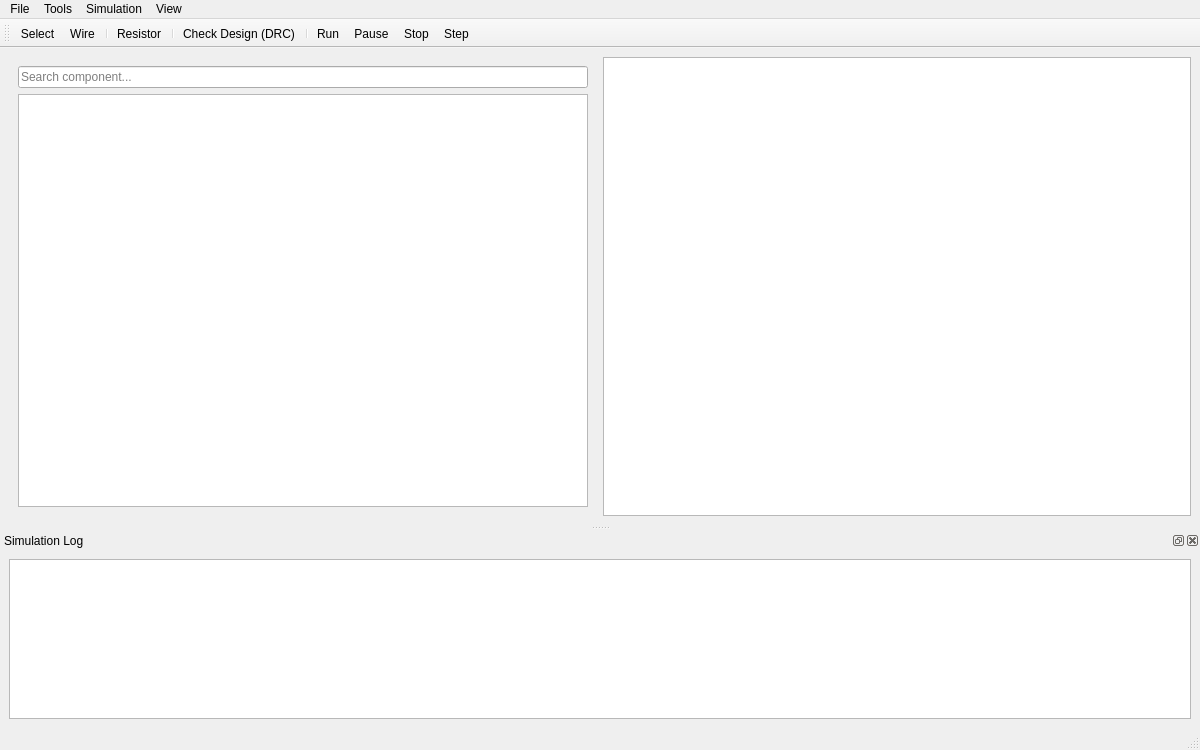
Above: mainwindow.ui from imohammad-al/ProteusClone before the change. Below: the same form after it.
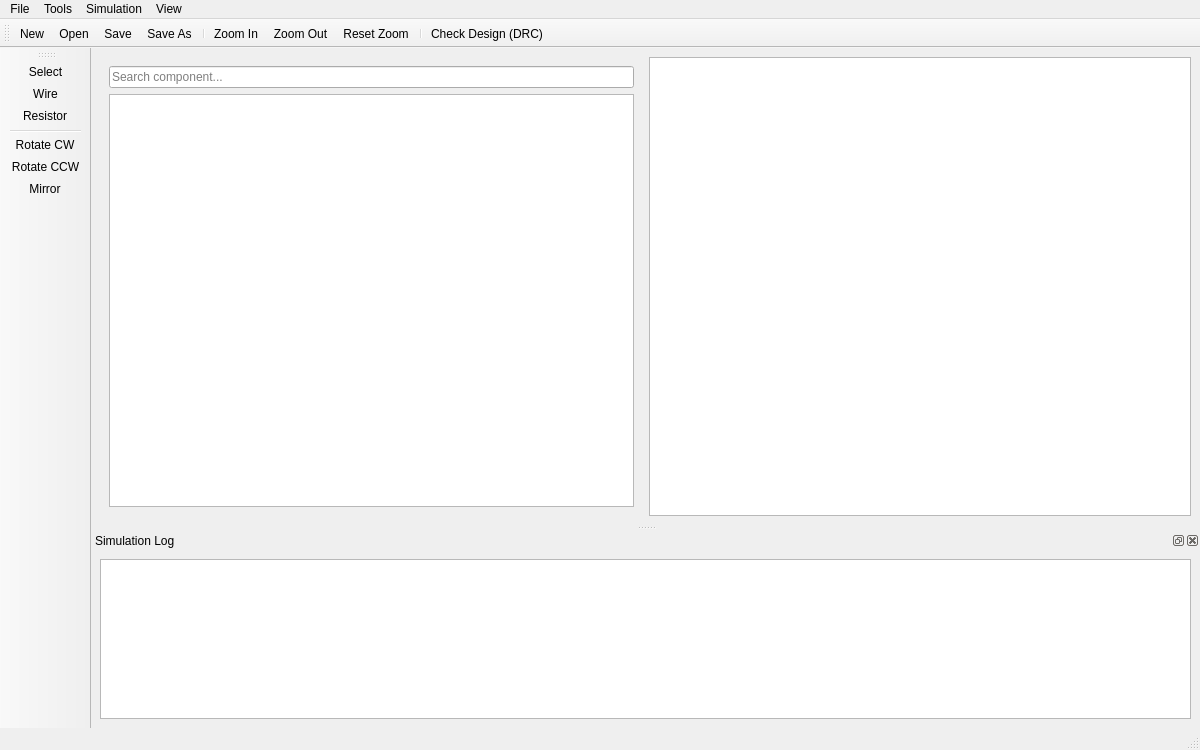
That is the form after the change. Custom widgets are drawn as their Qt base class.

Commit message: icons now are visible

What changed in the file:
```diff
--- a/mainwindow.ui
+++ b/mainwindow.ui
@@ -197,21 +197,66 @@
     <string>Main Toolbar</string>
    </property>
 
+   <property name="toolButtonStyle">
+    <enum>Qt::ToolButtonIconOnly</enum>
+   </property>
+
+   <property name="iconSize">
+    <size>
+     <width>22</width>
+     <height>22</height>
+    </size>
+   </property>
+
    <attribute name="toolBarArea">
     <enum>TopToolBarArea</enum>
    </attribute>
 
+   <addaction name="actionNew"/>
+   <addaction name="actionOpen"/>
+   <addaction name="actionSave"/>
+   <addaction name="actionSaveAs"/>
+   <addaction name="separator"/>
+   <addaction name="actionZoomIn"/>
+   <addaction name="actionZoomOut"/>
+   <addaction name="actionZoomReset"/>
+   <addaction name="separator"/>
+   <addaction name="actionCheckDesign"/>
+
+  </widget>
+
+  <!-- ========================= -->
+  <!-- Mode Toolbar (کنار صفحه - شبیه Sidebar آیکونی پروتئوس واقعی) -->
+  <!-- ========================= -->
+
+  <widget class="QToolBar" name="modeToolBar">
+
+   <property name="windowTitle">
+    <string>Mode Toolbar</string>
+   </property>
+
+   <property name="toolButtonStyle">
+    <enum>Qt::ToolButtonIconOnly</enum>
+   </property>
+
+   <property name="iconSize">
+    <size>
+     <width>22</width>
+     <height>22</height>
+    </size>
+   </property>
+
+   <attribute name="toolBarArea">
+    <enum>LeftToolBarArea</enum>
+   </attribute>
+
    <addaction name="actionSelect"/>
    <addaction name="actionWire"/>
-   <addaction name="separator"/>
    <addaction name="actionResistor"/>
    <addaction name="separator"/>
-   <addaction name="actionCheckDesign"/>
-   <addaction name="separator"/>
-   <addaction name="actionRun"/>
-   <addaction name="actionPause"/>
-   <addaction name="actionStop"/>
-   <addaction name="actionStep"/>
+   <addaction name="actionRotateCW"/>
+   <addaction name="actionRotateCCW"/>
+   <addaction name="actionMirror"/>
 
   </widget>
 
@@ -241,6 +286,46 @@
     <string>Resistor</string>
    </property>
 
+   <property name="toolTip">
+    <string>Place Component</string>
+   </property>
+
+  </action>
+
+  <action name="actionRotateCW">
+
+   <property name="text">
+    <string>Rotate CW</string>
+   </property>
+
+   <property name="toolTip">
+    <string>Rotate 90° Clockwise (R)</string>
+   </property>
+
+  </action>
+
+  <action name="actionRotateCCW">
+
+   <property name="text">
+    <string>Rotate CCW</string>
+   </property>
+
+   <property name="toolTip">
+    <string>Rotate 90° Counter-clockwise</string>
+   </property>
+
+  </action>
+
+  <action name="actionMirror">
+
+   <property name="text">
+    <string>Mirror</string>
+   </property>
+
+   <property name="toolTip">
+    <string>Mirror Horizontally (M)</string>
+   </property>
+
   </action>
 
   <action name="actionNew">
```
Left out of the diff: 62 changed lines with no effect on the pictures. The commit also changes 17 other files.
